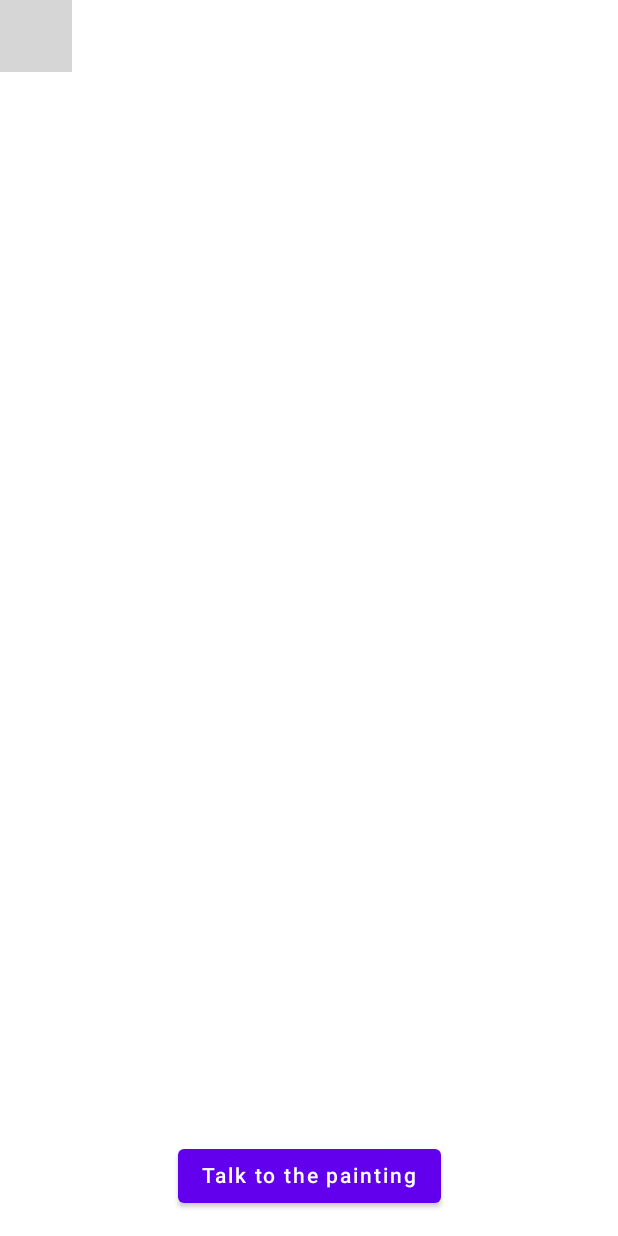
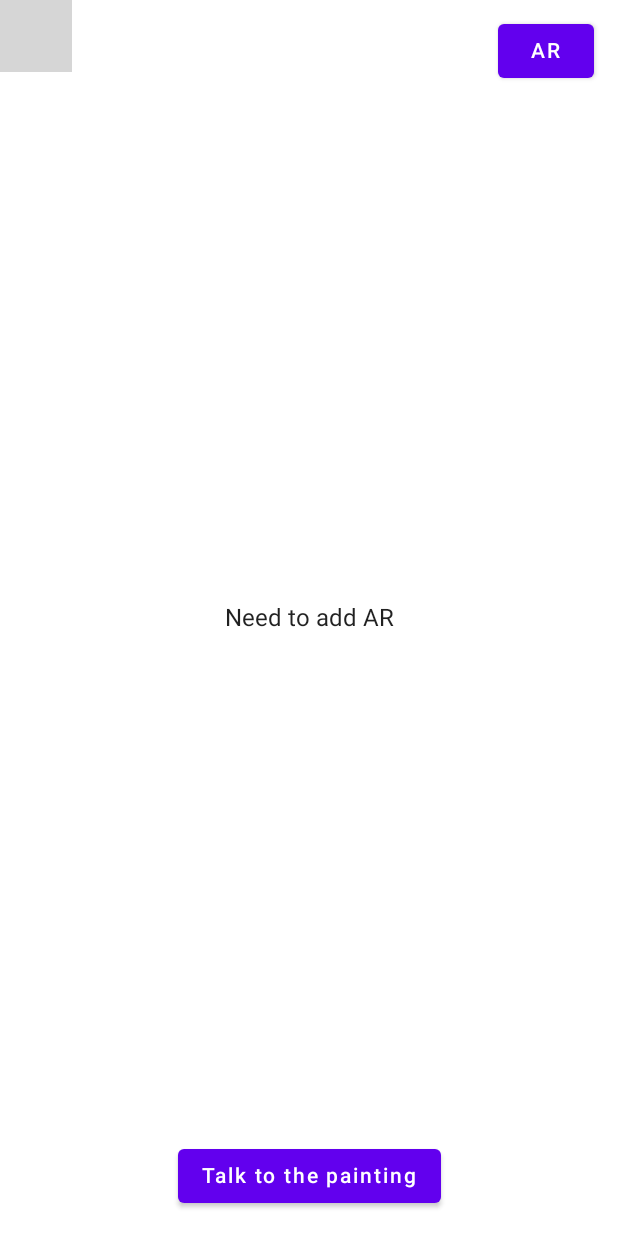
Before and after one commit to aca22jht/AugRealityAIArt, an Android app built with Jetpack Compose: the composable PaintingScreen shown on its own in the app's theme, after a tap on "Talk to the painting", on a phone screen of 412 x 824 dp. Run offline under Robolectric (Android 15) with nearby library versions, the phone set to English and light mode, and no system bars; libraries missing offline, so code that uses them is left out: androidx.camera.core, androidx.camera.lifecycle, androidx.camera.view; 5 statements that could not run were skipped; 1 other tap on this screen came first; grey boxes are pictures that could not be loaded.

Commit message:
Added AR button with placeholder functionality so we have something to demo

```diff
--- a/app/src/main/java/team6/project/frontend/PaintingActivity.kt
+++ b/app/src/main/java/team6/project/frontend/PaintingActivity.kt
@@ -1,7 +1,6 @@
 package team6.project.frontend
 
 import android.Manifest
-import android.content.ClipDescription
 import android.content.ContentValues.TAG
 import android.content.Intent
 import android.content.pm.PackageManager
@@ -15,14 +14,16 @@ import androidx.camera.core.Preview
 import androidx.camera.lifecycle.ProcessCameraProvider
 import androidx.camera.view.PreviewView
 import androidx.compose.foundation.Image
+import androidx.compose.foundation.background
 import androidx.compose.foundation.layout.*
 import androidx.compose.material.Button
 import androidx.compose.material.MaterialTheme
 import androidx.compose.material.Surface
 import androidx.compose.material.Text
-import androidx.compose.runtime.Composable
+import androidx.compose.runtime.*
 import androidx.compose.ui.Alignment
 import androidx.compose.ui.Modifier
+import androidx.compose.ui.graphics.Color
 import androidx.compose.ui.layout.ContentScale
 import androidx.compose.ui.platform.LocalContext
 import androidx.compose.ui.platform.LocalLifecycleOwner
@@ -68,7 +69,9 @@ fun PaintingScreen(toChatbotScreen: () -> Unit, modifier: Modifier = Modifier) {
     val context = LocalContext.current
     val cameraPermissions = ContextCompat.checkSelfPermission(context, Manifest.permission.CAMERA)
 
-    Box(
+    var augRealityOn by remember { mutableStateOf(false) }
+
+    Box (
         modifier = Modifier.fillMaxSize()
     ) {
         // If the user has granted camera access, show camera view
@@ -79,14 +82,35 @@ fun PaintingScreen(toChatbotScreen: () -> Unit, modifier: Modifier = Modifier) {
             StaticPaintingImage()
         }
 
-        // Place button to Chatbot Screen at bottom of screen
-        Column(
-            verticalArrangement = Arrangement.Bottom,
+        // If the AR button is on, overlay the AR Animation
+        if (augRealityOn) {
+            // TODO: replace this placeholder
+            Box (
+                modifier = Modifier
+                    .align(Alignment.Center)
+                    .background(Color.White)
+                    .padding(top = 5.dp, bottom = 5.dp, start = 5.dp, end = 5.dp)
+            ) {
+                ARAnimation()
+            }
+        }
+
+        // Overlay the buttons
+        Column (
+            verticalArrangement = Arrangement.SpaceBetween,
             horizontalAlignment = Alignment.CenterHorizontally,
             modifier = Modifier
                 .fillMaxSize()
-                .padding(top = 16.dp, bottom = 16.dp)
+                .padding(top = 10.dp, bottom = 16.dp)
         ) {
+            Row (
+                horizontalArrangement = Arrangement.End,
+                modifier = Modifier
+                    .fillMaxWidth()
+                    .padding(end = 16.dp)
+            ) {
+                ARButton { augRealityOn = !augRealityOn }
+            }
             ChatbotScreenButton(onClick = { toChatbotScreen() })
         }
     }
@@ -143,6 +167,23 @@ fun CameraView(
 }
 
 
+// Display AR on/off button
+@Composable
+fun ARButton(onClick: () -> Unit) {
+    Button(onClick = onClick) {
+        Text(text = "AR")
+    }
+}
+
+
+// Display AR animation
+@Composable
+fun ARAnimation() {
+    // TODO: replace with AR implementation
+    Text("Need to add AR")
+}
+
+
 // Display a static image of the painting
 @Composable
 fun StaticPaintingImage() {
```
